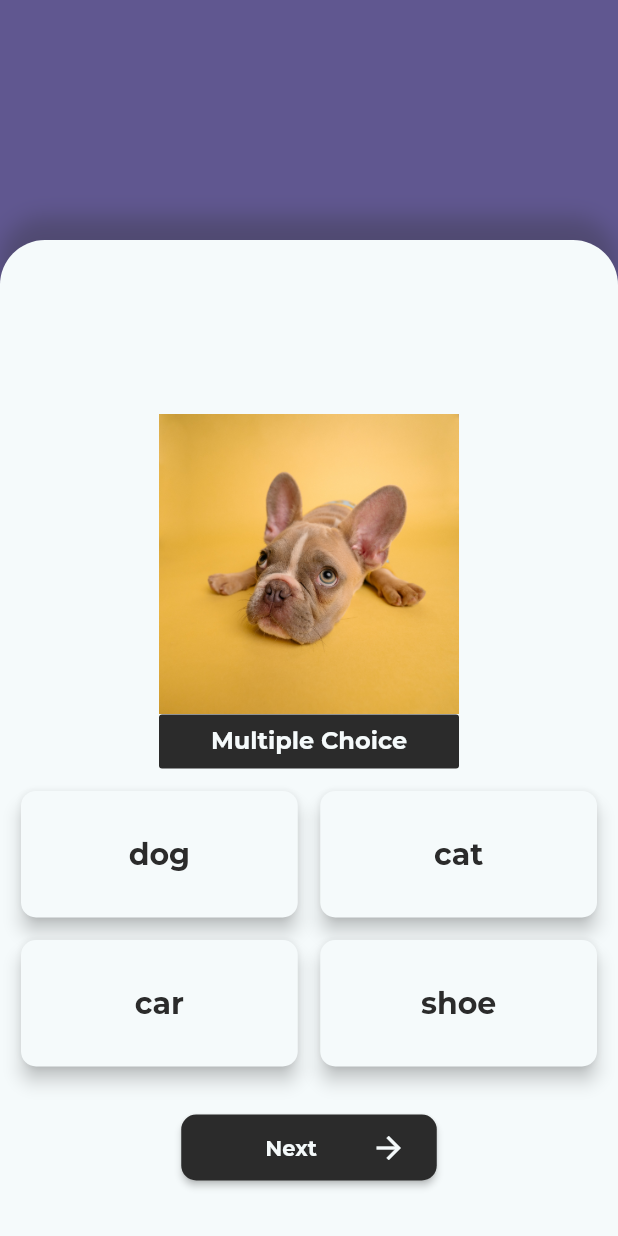
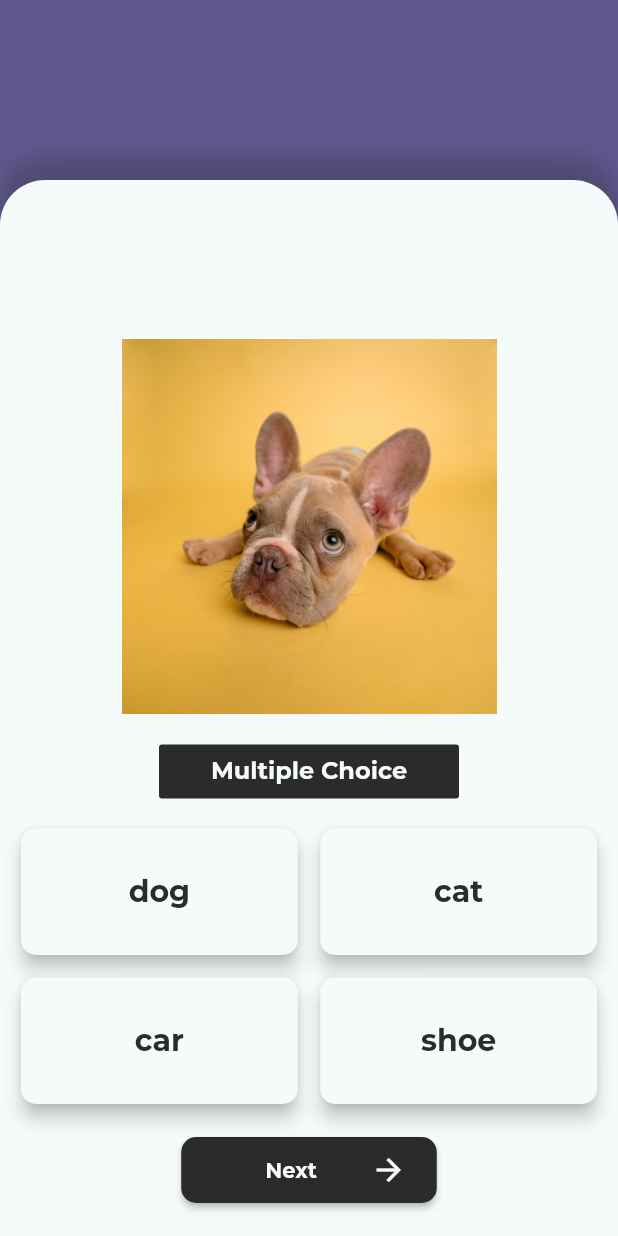
Before and after one commit to cyclexit/object_guesser, a Flutter app: the QuizPage screen opened by its route, on a phone screen of 412 x 824 dp. Run offline on Flutter 3.47's test engine with Material 2 defaults, Android fonts, the phone set to English and light mode, and no system bars; our stand-ins replace font_awesome_flutter, google_fonts, logger.

Commit message:
Provide a patch for the bottom overflow issue

```diff
--- a/lib/pages/quiz_page.dart
+++ b/lib/pages/quiz_page.dart
@@ -83,23 +83,23 @@ class _QuizPageState extends State<QuizPage> {
       return Scaffold(
           backgroundColor: Theme.of(context).colorScheme.primary,
           body: Padding(
-            padding: const EdgeInsets.only(top: 160.0),
+            padding: const EdgeInsets.only(top: 120.0),
             child: QuizContainer(
               child: Column(
                   mainAxisAlignment: MainAxisAlignment.end,
                   crossAxisAlignment: CrossAxisAlignment.center,
                   children: [
-                    // TODO: display the image here
                     _updateImageArea(),
+                    const SizedBox(height: 20),
                     QuizTypeText(
                         quizTypeInfo:
                             quizTypeInfoMap[_quizes[_idx].runtimeType]!),
                     const SizedBox(
-                      height: 15.0,
+                      height: 20.0,
                     ),
                     _updateUserAnswerArea(),
                     const SizedBox(
-                      height: 30.0,
+                      height: 20.0,
                     ),
                     Button(
                         text: "Next",
@@ -110,7 +110,7 @@ class _QuizPageState extends State<QuizPage> {
                               ++_idx;
                             }))),
                     const SizedBox(
-                      height: 35.0,
+                      height: 20.0,
                     ),
                   ]),
             ),
--- a/lib/services/get_image.dart
+++ b/lib/services/get_image.dart
@@ -9,7 +9,7 @@ Image getImage(String url) {
   // TODO: find a way to keep the image original aspect ratio
   return Image.asset(
     url,
-    height: 200,
-    width: 200,
+    height: 250,
+    width: 250,
   );
 }
--- a/lib/widgets/quiz_container.dart
+++ b/lib/widgets/quiz_container.dart
@@ -11,6 +11,7 @@ class QuizContainer extends StatelessWidget {
   @override
   Widget build(BuildContext context) {
     return Container(
+      alignment: FractionalOffset.bottomCenter,
       width: double.infinity,
       padding: const EdgeInsets.symmetric(horizontal: 14.0),
       decoration: BoxDecoration(
@@ -25,7 +26,7 @@ class QuizContainer extends StatelessWidget {
           ],
           borderRadius:
               const BorderRadius.vertical(top: Radius.circular(30.0))),
-      child: SafeArea(
+      child: SingleChildScrollView(
         child: child,
       ),
     );
```
